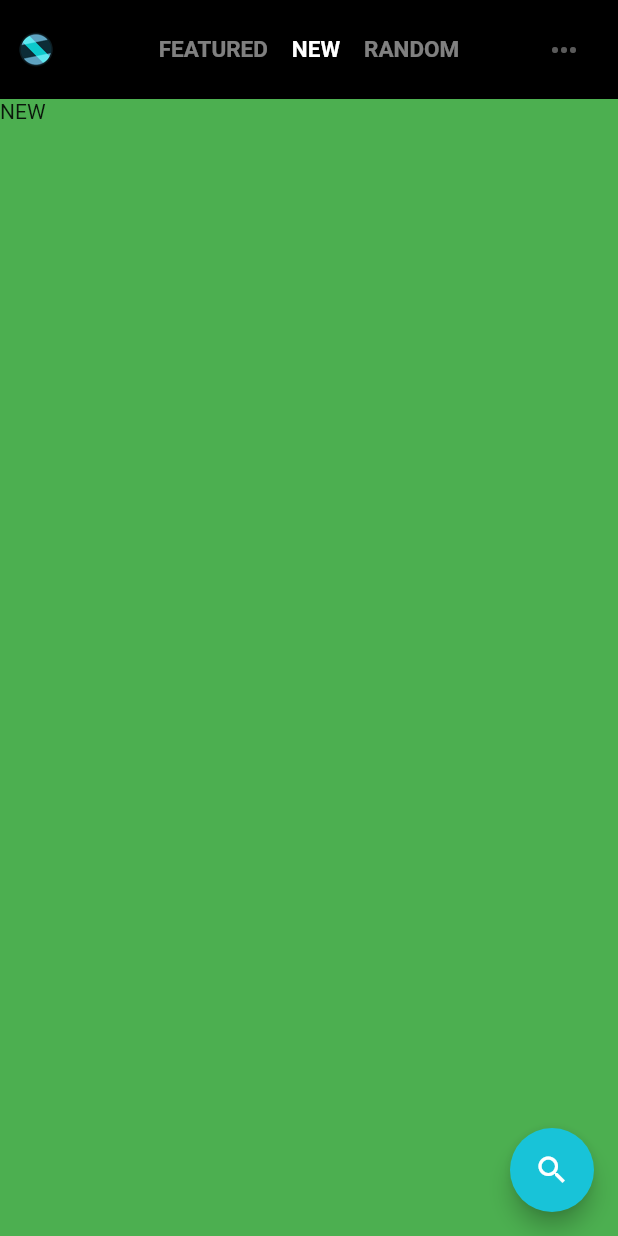
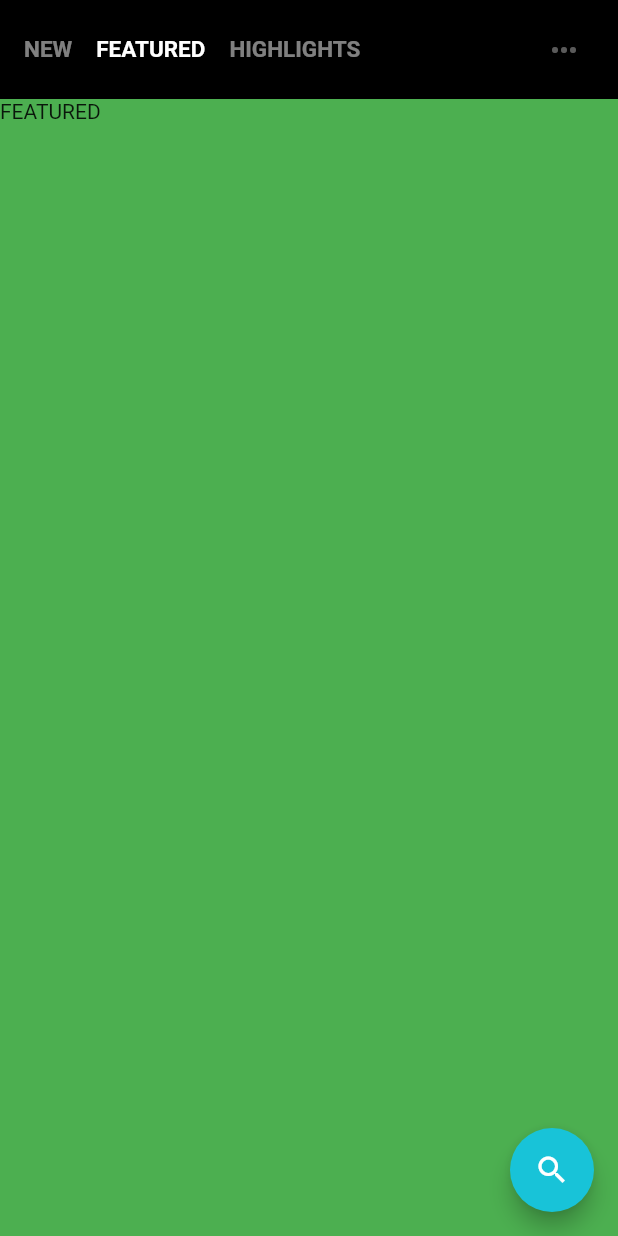
Before and after one commit to JuniperPhoton/MyerSplash.Flutter, a Flutter app: the screen it shows after launch, on a phone screen of 412 x 824 dp. Run offline on Flutter 3.47's test engine with Material 2 defaults, Android fonts, the phone set to English and light mode, and no system bars.

Commit message:
Support loading highlights list

```diff
--- a/lib/main.dart
+++ b/lib/main.dart
@@ -1,4 +1,6 @@
 import 'package:flutter/material.dart';
+import 'package:myersplash_flutter/list.dart';
+import 'package:myersplash_flutter/model/unsplash_image.dart';
 import 'app_color.dart';
 import 'title_bar.dart';
 
@@ -34,10 +36,8 @@ class _MainPageState extends State<MainPage>
   @override
   void initState() {
     super.initState();
-    _controller = new TabController(
-        length: 3,
-        vsync: this,
-        initialIndex: _selectedIndex);
+    _controller =
+        new TabController(length: 3, vsync: this, initialIndex: _selectedIndex);
     _controller.addListener(() {
       _handleOnClickTitle(_controller.index);
     });
@@ -49,8 +49,7 @@ class _MainPageState extends State<MainPage>
     super.dispose();
   }
 
-  void _onPressedFAB() {
-  }
+  void _onPressedFAB() {}
 
   void _handleOnClickTitle(int index) {
     setState(() {
@@ -58,6 +57,8 @@ class _MainPageState extends State<MainPage>
     });
     _controller?.animateTo(index);
   }
+
+  void _onTapPhoto(UnsplashImage image) {}
 
   @override
   Widget build(BuildContext context) {
@@ -72,24 +73,19 @@ class _MainPageState extends State<MainPage>
                   child: new TabBarView(
                 controller: _controller,
                 children: <Widget>[
-                      new Container(
-                        color: Colors.red,
-                        child: new Text("FEATURED"),
-                      ),
-                      new Container(
+                  Container(
                     color: Colors.green,
                     child: new Text("NEW"),
                   ),
-                      new Container(
-                        color: Colors.blue,
-                        child: new Text("RANDOM"),
+                  Container(
+                    color: Colors.green,
+                    child: new Text("FEATURED"),
                   ),
+                  PhotoList(onTap: _onTapPhoto),
                 ],
-                  )
-              )
+              ))
             ],
-          )
-      ),
+          )),
       backgroundColor: Colors.black,
       floatingActionButton: new FloatingActionButton(
         onPressed: _onPressedFAB,
--- a/lib/model/unsplash_image.dart
+++ b/lib/model/unsplash_image.dart
@@ -1,2 +1,5 @@
 class UnsplashImage {
+  String url;
+
+  UnsplashImage({this.url});
 }
--- a/lib/title_bar.dart
+++ b/lib/title_bar.dart
@@ -7,25 +7,25 @@ class TitleBar extends StatelessWidget {
   final double iconHeight = 24.0;
 
   int selectedIndex = 1;
-  OnClickTitle onClickTitle = null;
+  OnClickTitle onClickTitle;
 
-  TitleBar(this.onClickTitle, this.selectedIndex) {
-  }
+  TitleBar(this.onClickTitle, this.selectedIndex);
 
   @override
   Widget build(BuildContext context) {
-    final double _statusBarHeight = MediaQuery
-        .of(context)
-        .padding
-        .top;
+    final double _statusBarHeight = MediaQuery.of(context).padding.top;
 
     final TextStyle _titleTextStyle = new TextStyle(
         color: Colors.white, fontWeight: FontWeight.bold, fontSize: 15.0);
 
-    final EdgeInsets _titlePadding = new EdgeInsets.symmetric(
-        vertical: 0.0, horizontal: 8.0);
+    final EdgeInsets _titlePadding =
+        const EdgeInsets.symmetric(horizontal: 8.0);
 
-    const List<String> _titles = const <String>["FEATURED", "NEW", "RANDOM"];
+    const List<String> _titles = const <String>[
+      "NEW",
+      "FEATURED",
+      "HIGHLIGHTS"
+    ];
 
     Widget _createTitleWidget(int index) {
       return new GestureDetector(
@@ -40,11 +40,8 @@ class TitleBar extends StatelessWidget {
                 color: Colors.transparent,
                 height: barHeight,
                 child: new Center(
-                    child: new Text(_titles[index], style: _titleTextStyle)
-                ),
-                padding: _titlePadding
-            )
-        ),
+                    child: new Text(_titles[index], style: _titleTextStyle)),
+                padding: _titlePadding)),
       );
     }
 
@@ -54,13 +51,11 @@ class TitleBar extends StatelessWidget {
         color: Colors.black,
         child: new Stack(
           children: <Widget>[
-            new Container(
-              child: new Image.asset(
-                  'images/logo_raw.png', width: iconHeight, height: iconHeight),
-              margin: new EdgeInsets.symmetric(horizontal: 12.0),
-              height: barHeight,
-            ),
-            new Center(
+            new Align(
+              alignment: Alignment.centerLeft,
+              child: new Container(
+                  margin: const EdgeInsets.symmetric(
+                      vertical: 8.0, horizontal: 8.0),
                   child: new Row(
                     mainAxisSize: MainAxisSize.min,
                     crossAxisAlignment: CrossAxisAlignment.stretch,
@@ -69,22 +64,22 @@ class TitleBar extends StatelessWidget {
                       _createTitleWidget(1),
                       _createTitleWidget(2)
                     ],
-                )
+                  )),
             ),
             new Align(
               alignment: Alignment.centerRight,
               child: new Container(
-                child: new Opacity(opacity: 0.5,
+                child: new Opacity(
+                  opacity: 0.5,
                   child: new IconButton(
                       icon: const Icon(Icons.more_horiz, color: Colors.white70),
-                      onPressed: null),
+                      onPressed: () {}),
                 ),
-                margin: new EdgeInsets.symmetric(horizontal: 12.0),
+                margin: EdgeInsets.symmetric(horizontal: 12.0),
                 height: barHeight,
               ),
             )
           ],
-        )
-    );
+        ));
   }
 }
--- a/pubspec.yaml
+++ b/pubspec.yaml
@@ -8,6 +8,7 @@ dependencies:
   # The following adds the Cupertino Icons font to your application.
   # Use with the CupertinoIcons class for iOS style icons.
   cupertino_icons: ^0.1.0
+  intl: ^0.15.7
 
 dev_dependencies:
   flutter_test:
```
Also changed, not shown: lib/list.dart (added, +58 -0 lines), 40 other files. Lines whose indentation alone changed are shown as unchanged.
